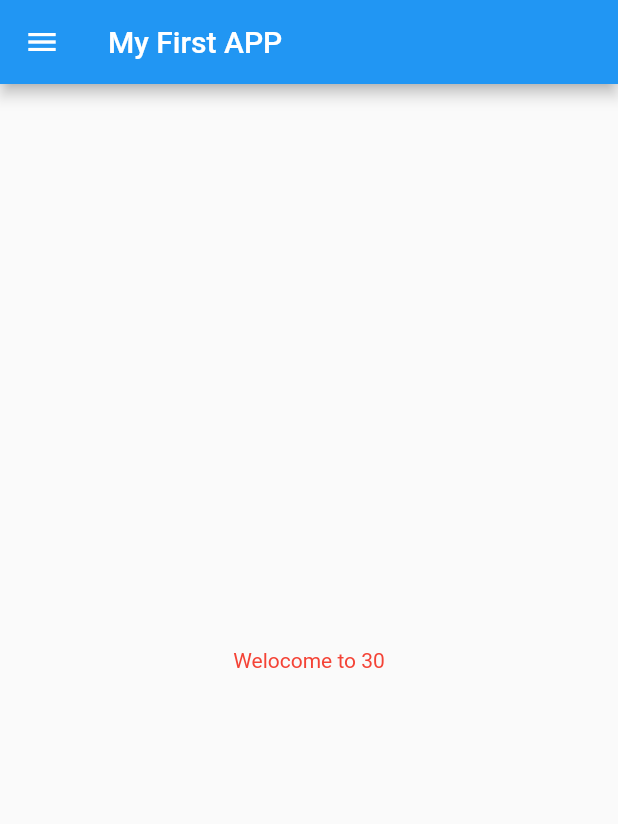
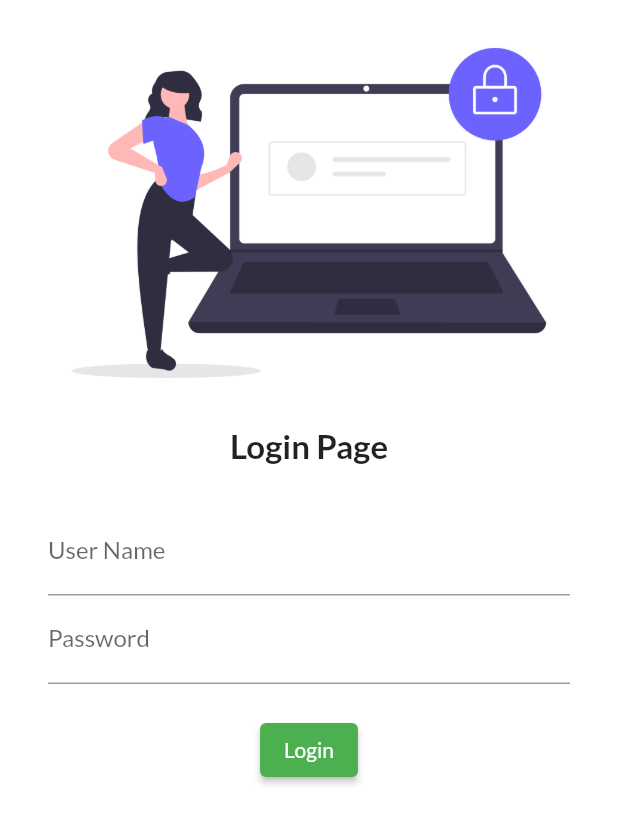
Before and after one commit to anandpcool/flutter_practices, a Flutter app: the screen it shows after launch, on a phone screen of 412 x 824 dp. Shown: the top 824 px of the screen. Run offline on Flutter 3.47's test engine with Material 2 defaults, Android fonts, the phone set to English and light mode, and no system bars; our stand-ins replace google_fonts.

Commit message:
login screen

```diff
--- a/lib/main.dart
+++ b/lib/main.dart
@@ -1,5 +1,7 @@
 import 'package:flutter/material.dart';
-import 'package:flutter_application_1/home_page.dart';
+import 'package:flutter_application_1/screens/home_page.dart';
+import 'package:flutter_application_1/screens/login_page.dart';
+import 'package:google_fonts/google_fonts.dart';
 
 void main()
 {
@@ -14,7 +16,18 @@ class MyApp extends StatelessWidget {
   Widget build(BuildContext context) {
 
     return MaterialApp(
-      home: HomePage(),
+      debugShowCheckedModeBanner: false,
+      theme: ThemeData(primarySwatch: Colors.green,
+      fontFamily: GoogleFonts.lato().fontFamily,
+    ),
+
+      routes: {
+        "/":(context) => LoginPage(),
+        "/home":(context) => HomePage()
+      },
+
+
+
       );
 
 
--- a/lib/home_page.dart
+++ b/lib/screens/home_page.dart
@@ -5,8 +5,8 @@ import 'package:flutter/material.dart';
   @override
   Widget build(BuildContext context) {
   var days=30;
-
     return Scaffold(
+      backgroundColor: Colors.yellow,
       appBar: AppBar(
         title: Text("My First APP"),
       ),
@@ -19,5 +19,6 @@ import 'package:flutter/material.dart';
         drawer: Drawer(),
       );
 
+
   }
 }
--- /dev/null
+++ b/lib/screens/login_page.dart
@@ -0,0 +1,51 @@
+import 'package:flutter/material.dart';
+
+class LoginPage extends StatelessWidget {
+  @override
+  Widget build(BuildContext context) {
+    return Material(
+      color: Colors.white,
+      child: Column(
+        children: [
+          Image.asset(
+            "assets/images/login_image.png",
+            fit: BoxFit.cover,
+          ),
+          const Text(
+            "Login Page",
+            style: TextStyle(fontSize: 22, fontWeight: FontWeight.bold),
+          ),
+          const SizedBox(
+            height: 20.0,
+          ),
+          Padding(
+            padding:
+                const EdgeInsets.symmetric(vertical: 8.0, horizontal: 32.0),
+            child: Column(
+              children: [
+                TextFormField(
+                  decoration: const InputDecoration(
+                      hintText: "Enter Username", labelText: "User Name"),
+                ),
+                TextFormField(
+                  obscureText: true,
+                  decoration: const InputDecoration(
+                      hintText: "Enter Password", labelText: "Password"),
+                ),
+                const SizedBox(
+                  height: 20.0,
+                ),
+                ElevatedButton(
+                    onPressed: () {
+                      print("Login");
+                    },
+                    style: TextButton.styleFrom(),
+                    child: const Text("Login"))
+              ],
+            ),
+          )
+        ],
+      ),
+    );
+  }
+}
--- a/pubspec.yaml
+++ b/pubspec.yaml
@@ -34,6 +34,7 @@ dependencies:
   # The following adds the Cupertino Icons font to your application.
   # Use with the CupertinoIcons class for iOS style icons.
   cupertino_icons: ^1.0.2
+  google_fonts: ^3.0.1
 
 dev_dependencies:
   flutter_test:
@@ -45,6 +46,7 @@ dev_dependencies:
   # package. See that file for information about deactivating specific lint
   # rules and activating additional ones.
   flutter_lints: ^2.0.0
+
 
 # For information on the generic Dart part of this file, see the
 # following page: https://dart.dev/tools/pub/pubspec
@@ -58,8 +60,8 @@ flutter:
   uses-material-design: true
 
   # To add assets to your application, add an assets section, like this:
-  # assets:
-  #   - images/a_dot_burr.jpeg
+  assets:
+    - assets/images/
   #   - images/a_dot_ham.jpeg
 
   # An image asset can refer to one or more resolution-specific "variants", see
```
Also changed, not shown: assets/images/login_image.png (added), pubspec.lock, 1 other file.
